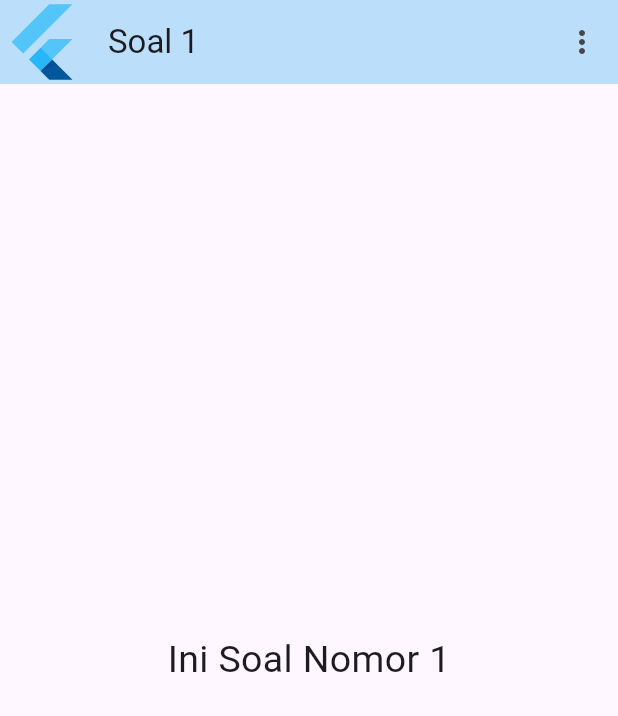
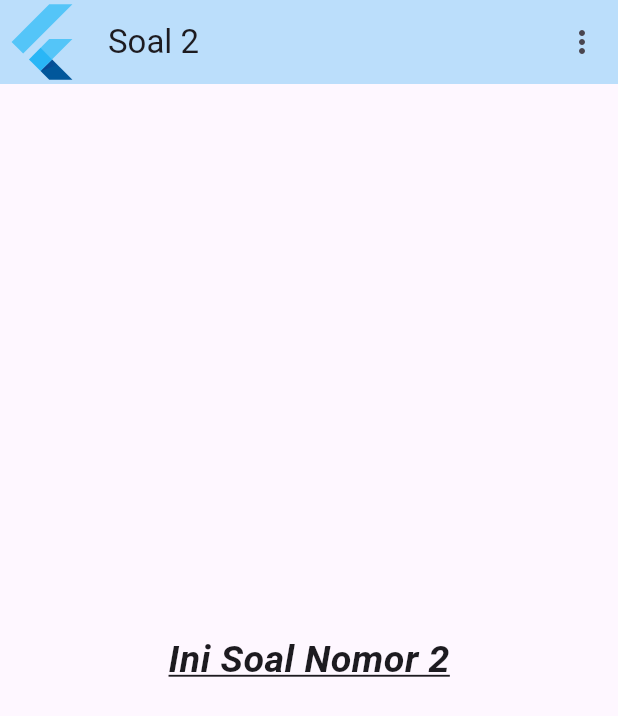
Before and after one commit to WillyAgustri/Learn-Flutter-Fundamental, a Flutter app: the screen it shows after launch, on a phone screen of 412 x 824 dp. Shown: the top 716 px of the screen. Run offline on Flutter 3.47's test engine with Material 3 defaults, Android fonts, the phone set to English and light mode, and no system bars; project files that could hold a hidden picture were left out.

Commit message:
Add Pratice 2

```diff
--- a/Week 4/flutter_application_4/lib/main.dart
+++ b/Week 4/flutter_application_4/lib/main.dart
@@ -1,6 +1,7 @@
 import 'package:flutter/material.dart';
 
 import './widgets/soal_1.dart';
+import './widgets/soal_2.dart';
 
 void main() {
   runApp(const MainApp());
@@ -13,7 +14,7 @@ class MainApp extends StatelessWidget {
   Widget build(BuildContext context) {
     return MaterialApp(
       debugShowCheckedModeBanner: false,
-      home: soal_1(),
+      home: soal_2(),
     );
   }
 }
--- /dev/null
+++ b/Week 4/flutter_application_4/lib/widgets/soal_2.dart
@@ -0,0 +1,31 @@
+import 'package:flutter/material.dart';
+
+class soal_2 extends StatelessWidget {
+  const soal_2({
+    super.key,
+  });
+
+  @override
+  Widget build(BuildContext context) {
+    return Scaffold(
+      appBar: AppBar(
+        leading: FlutterLogo(),
+        backgroundColor: Colors.blue[100],
+        title: Text("Soal 2"),
+        actions: [
+          IconButton(onPressed: () {}, icon: Icon(Icons.more_vert_outlined))
+        ],
+      ),
+      body: Center(
+        child: Text(
+          'Ini Soal Nomor 2',
+          style: TextStyle(
+              fontSize: 25,
+              decoration: TextDecoration.underline,
+              fontStyle: FontStyle.italic,
+              fontWeight: FontWeight.bold),
+        ),
+      ),
+    );
+  }
+}
```
